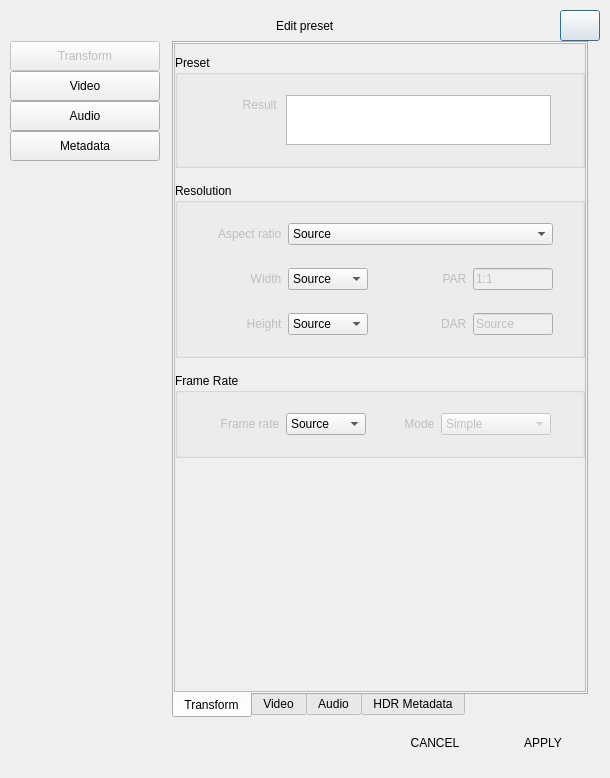
CineEncoder/cine-encoder, file app/preset.ui: the form before one commit.
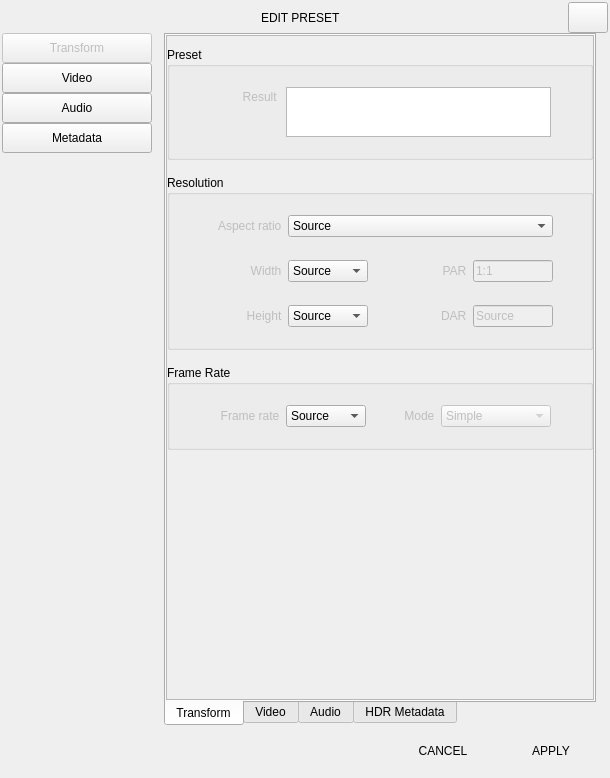
The form after the commit. Icons and pictures are not drawn.

```diff
--- a/app/preset.ui
+++ b/app/preset.ui
@@ -1,10 +1,7 @@
 <?xml version="1.0" encoding="UTF-8"?>
 <ui version="4.0">
  <class>Preset</class>
- <widget class="QDialog" name="Preset">
-  <property name="windowModality">
-   <enum>Qt::NonModal</enum>
-  </property>
+ <widget class="QWidget" name="Preset">
   <property name="geometry">
    <rect>
     <x>0</x>
@@ -13,49 +10,21 @@
     <height>778</height>
    </rect>
   </property>
-  <property name="minimumSize">
-   <size>
-    <width>400</width>
-    <height>490</height>
-   </size>
-  </property>
-  <property name="maximumSize">
-   <size>
-    <width>3840</width>
-    <height>2160</height>
-   </size>
-  </property>
-  <property name="mouseTracking">
-   <bool>true</bool>
-  </property>
-  <property name="tabletTracking">
-   <bool>true</bool>
-  </property>
   <property name="windowTitle">
-   <string>Preset</string>
-  </property>
-  <property name="windowIcon">
-   <iconset resource="files.qrc">
-    <normaloff>:/resources/icons/svg/cine-encoder.svg</normaloff>:/resources/icons/svg/cine-encoder.svg</iconset>
-  </property>
-  <property name="toolTip">
-   <string/>
-  </property>
-  <property name="locale">
-   <locale language="English" country="UnitedStates"/>
+   <string>EDIT PRESET</string>
   </property>
   <layout class="QGridLayout" name="gridLayout_2">
    <property name="leftMargin">
-    <number>9</number>
+    <number>1</number>
    </property>
    <property name="topMargin">
-    <number>9</number>
+    <number>1</number>
    </property>
    <property name="rightMargin">
-    <number>9</number>
+    <number>1</number>
    </property>
    <property name="bottomMargin">
-    <number>9</number>
+    <number>1</number>
    </property>
    <property name="spacing">
     <number>0</number>
@@ -82,8 +51,8 @@
        <widget class="QFrame" name="frame_main">
         <property name="minimumSize">
          <size>
-          <width>0</width>
-          <height>0</height>
+          <width>400</width>
+          <height>490</height>
          </size>
         </property>
         <property name="maximumSize">
@@ -165,7 +134,7 @@
             <property name="spacing">
              <number>0</number>
             </property>
-            <item row="1" column="5">
+            <item row="1" column="6">
              <spacer name="verticalSpacer_17">
               <property name="orientation">
                <enum>Qt::Vertical</enum>
@@ -178,7 +147,33 @@
               </property>
              </spacer>
             </item>
-            <item row="0" column="5">
+            <item row="0" column="2">
+             <spacer name="horizontalSpacer_5">
+              <property name="orientation">
+               <enum>Qt::Horizontal</enum>
+              </property>
+              <property name="sizeHint" stdset="0">
+               <size>
+                <width>40</width>
+                <height>20</height>
+               </size>
+              </property>
+             </spacer>
+            </item>
+            <item row="0" column="4">
+             <spacer name="horizontalSpacer_16">
+              <property name="orientation">
+               <enum>Qt::Horizontal</enum>
+              </property>
+              <property name="sizeHint" stdset="0">
+               <size>
+                <width>40</width>
+                <height>20</height>
+               </size>
+              </property>
+             </spacer>
+            </item>
+            <item row="0" column="6">
              <widget class="QPushButton" name="closeWindow">
               <property name="enabled">
                <bool>true</bool>
@@ -215,38 +210,12 @@
               </property>
              </widget>
             </item>
-            <item row="0" column="1">
-             <spacer name="horizontalSpacer_5">
-              <property name="orientation">
-               <enum>Qt::Horizontal</enum>
-              </property>
-              <property name="sizeHint" stdset="0">
-               <size>
-                <width>40</width>
-                <height>20</height>
-               </size>
-              </property>
-             </spacer>
-            </item>
-            <item row="0" column="2">
-             <widget class="QLabel" name="label_title">
-              <property name="text">
-               <string>Edit preset</string>
-              </property>
-             </widget>
-            </item>
             <item row="0" column="3">
-             <spacer name="horizontalSpacer_16">
-              <property name="orientation">
-               <enum>Qt::Horizontal</enum>
+             <widget class="QLabel" name="label_title">
+              <property name="text">
+               <string>EDIT PRESET</string>
               </property>
-              <property name="sizeHint" stdset="0">
-               <size>
-                <width>40</width>
-                <height>20</height>
-               </size>
-              </property>
-             </spacer>
+             </widget>
             </item>
             <item row="0" column="0">
              <spacer name="horizontalSpacer_7">
@@ -258,12 +227,37 @@
               </property>
               <property name="sizeHint" stdset="0">
                <size>
-                <width>40</width>
+                <width>12</width>
                 <height>20</height>
                </size>
               </property>
              </spacer>
             </item>
+            <item row="0" column="1">
+             <widget class="QLabel" name="label_5">
+              <property name="minimumSize">
+               <size>
+                <width>20</width>
+                <height>20</height>
+               </size>
+              </property>
+              <property name="maximumSize">
+               <size>
+                <width>20</width>
+                <height>20</height>
+               </size>
+              </property>
+              <property name="text">
+               <string/>
+              </property>
+              <property name="pixmap">
+               <pixmap resource="files.qrc">:/resources/icons/64x64/cine-encoder.png</pixmap>
+              </property>
+              <property name="scaledContents">
+               <bool>true</bool>
+              </property>
+             </widget>
+            </item>
            </layout>
           </widget>
          </item>
@@ -585,8 +579,8 @@
                     <rect>
                      <x>0</x>
                      <y>0</y>
-                     <width>408</width>
-                     <height>644</height>
+                     <width>424</width>
+                     <height>660</height>
                     </rect>
                    </property>
                    <layout class="QGridLayout" name="gridLayout_27">
@@ -1818,8 +1812,8 @@
                     <rect>
                      <x>0</x>
                      <y>0</y>
-                     <width>408</width>
-                     <height>644</height>
+                     <width>424</width>
+                     <height>660</height>
                     </rect>
                    </property>
                    <layout class="QGridLayout" name="gridLayout">
@@ -3410,8 +3404,8 @@
                     <rect>
                      <x>0</x>
                      <y>0</y>
-                     <width>408</width>
-                     <height>644</height>
+                     <width>424</width>
+                     <height>660</height>
                     </rect>
                    </property>
                    <layout class="QGridLayout" name="gridLayout_32">
@@ -3931,8 +3925,8 @@
                     <rect>
                      <x>0</x>
                      <y>0</y>
-                     <width>408</width>
-                     <height>644</height>
+                     <width>424</width>
+                     <height>660</height>
                     </rect>
                    </property>
                    <layout class="QGridLayout" name="gridLayout_33">
```
